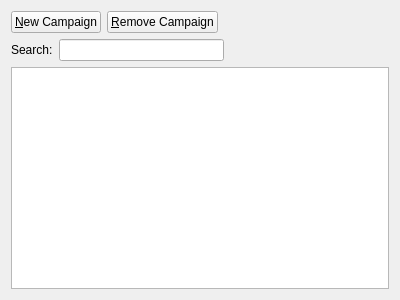
First picture: the form in client/src/campaignspage.ui, repository KDAB/FatCRM, before the edit.
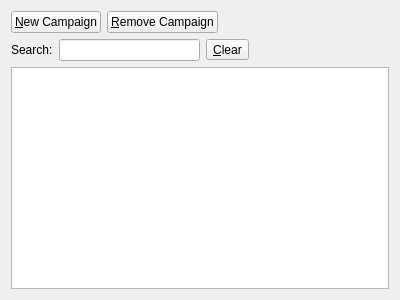
Second picture: the form after the edit. Custom widgets are drawn as their Qt base class.

Commit message: add a clear button to the search line edit

```diff
--- a/client/src/campaignspage.ui
+++ b/client/src/campaignspage.ui
@@ -61,6 +61,13 @@
          <item>
           <widget class="QLineEdit" name="searchLE"/>
          </item>
+         <item>
+          <widget class="QToolButton" name="clearCampaignSearch">
+           <property name="text">
+            <string>&amp;Clear</string>
+           </property>
+          </widget>
+         </item>
          <item>
           <spacer name="horizontalSpacer_2">
            <property name="orientation">
```
The commit also changes 14 other files.
